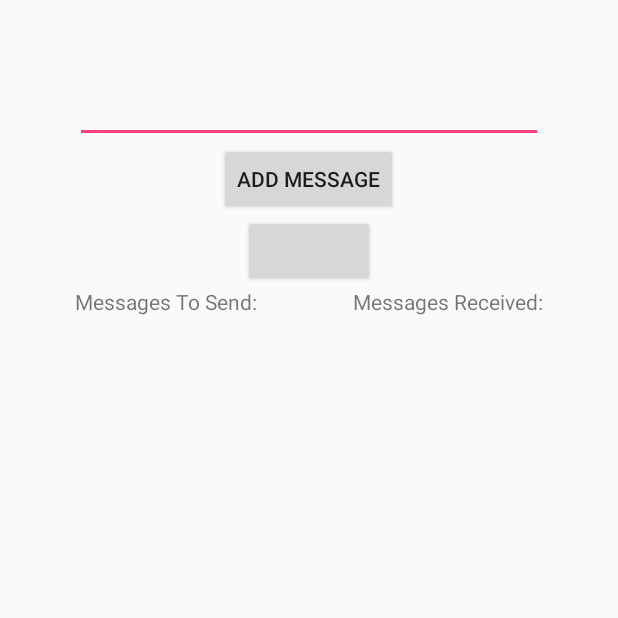
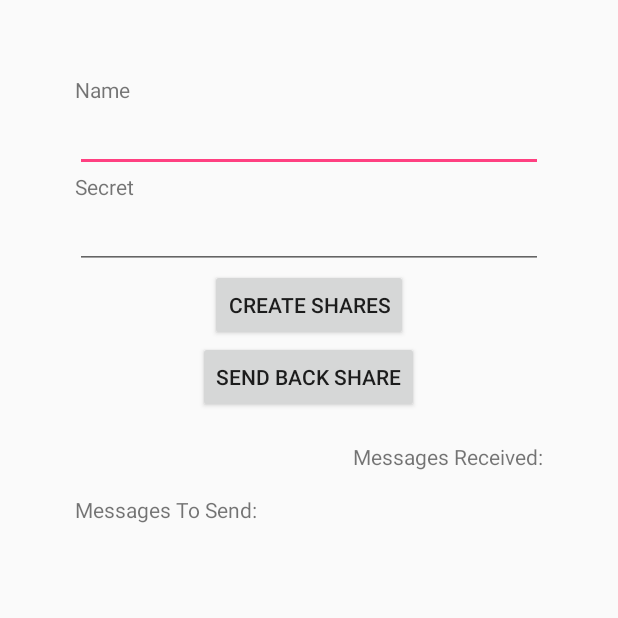
Before and after one commit to b-czaszynski/thresholdBC, an Android app: the screen it shows after launch (KeySharing), on a phone screen of 412 x 824 dp, the top half of it. Run offline under Robolectric (Android 15) with nearby library versions, the light colour scheme and no system bars.

Commit message:
Add (n,t) sharing support, secrets now sent as JSON

```diff
--- a/android/app/src/main/res/layout/activity_key_sharing.xml
+++ b/android/app/src/main/res/layout/activity_key_sharing.xml
@@ -4,33 +4,64 @@
     android:paddingRight="50dp" android:paddingTop="50dp"
     android:paddingBottom="50dp" tools:context=".KeySharing">
 
+
+    <TextView
+        android:id="@+id/txtBoxUserNameLabel"
+        android:layout_width="wrap_content"
+        android:layout_height="wrap_content"
+        android:text="@string/name_input_label"
+        />
     <EditText
-        android:id="@+id/txtBoxAddMessage"
+        android:id="@+id/txtBoxUserName"
         android:layout_width="match_parent"
-        android:layout_height="wrap_content" />
+        android:layout_height="wrap_content"
+        android:layout_below="@+id/txtBoxUserNameLabel"/>
+
+    <TextView
+        android:id="@+id/txtBoxSecretLabel"
+        android:layout_width="wrap_content"
+        android:layout_height="wrap_content"
+        android:text="@string/secret_input_label"
+        android:layout_below="@+id/txtBoxUserName"
+        />
+    <EditText
+        android:id="@+id/txtBoxSecret"
+        android:layout_width="match_parent"
+        android:layout_height="wrap_content"
+        android:layout_below="@+id/txtBoxSecretLabel"
+        android:layout_centerHorizontal="true"/>
 
     <Button
         android:id="@+id/buttonAddMessage"
         android:layout_width="wrap_content"
         android:layout_height="wrap_content"
-        android:onClick="addMessage"
-        android:layout_below="@+id/txtBoxAddMessage"
-        android:layout_centerHorizontal="true" />
+        android:onClick="createShares"
+        android:layout_below="@+id/txtBoxSecret"
+        android:layout_centerHorizontal="true"
+        android:text="@string/button_create_shares"/>
 
     <Button
         android:id="@+id/sendBackReceivedMessages"
         android:layout_width="wrap_content"
         android:layout_height="wrap_content"
-        android:onClick="sendBackReceivedMessages"
+        android:onClick="sendBackShare"
         android:layout_below="@+id/buttonAddMessage"
-        android:layout_centerHorizontal="true" />
+        android:layout_centerHorizontal="true"
+        android:text="@string/button_send_back_share"/>
 
+    <TextView
+        android:id="@+id/txtViewSecret"
+        android:layout_width="wrap_content"
+        android:layout_height="wrap_content"
+        android:layout_below="@+id/sendBackReceivedMessages"
+        android:layout_alignParentLeft="true"
+        android:layout_alignParentStart="true"/>
 
     <TextView
         android:id="@+id/txtMessagesReceived"
         android:layout_width="wrap_content"
         android:layout_height="wrap_content"
-        android:layout_below="@+id/sendBackReceivedMessages"
+        android:layout_below="@+id/txtViewSecret"
         android:layout_alignParentEnd="true"
         android:layout_alignParentRight="true"/>
 
@@ -39,8 +70,9 @@
         android:id="@+id/txtMessageToSend"
         android:layout_width="wrap_content"
         android:layout_height="wrap_content"
-        android:layout_alignTop="@+id/txtMessagesReceived"
+        android:layout_below="@+id/txtMessagesReceived"
         android:layout_alignParentLeft="true"
         android:layout_alignParentStart="true"/>
 
+
 </RelativeLayout>
--- a/android/app/src/main/res/values/strings.xml
+++ b/android/app/src/main/res/values/strings.xml
@@ -1,4 +1,8 @@
 <resources>
     <string name="app_name">PassBuddies</string>
     <string name="action_settings">Settings</string>
+    <string name="name_input_label">Name</string>
+    <string name="secret_input_label">Secret</string>
+    <string name="button_create_shares">Create shares</string>
+    <string name="button_send_back_share">Send back share</string>
 </resources>
```
Also changed, not shown: android/app/src/main/java/org/blockchainbeasts/passbuddies/KeySharing.java (+69 -36 lines), android/app/src/main/java/org/blockchainbeasts/passbuddies/Message.java (added, +49 -0 lines).
